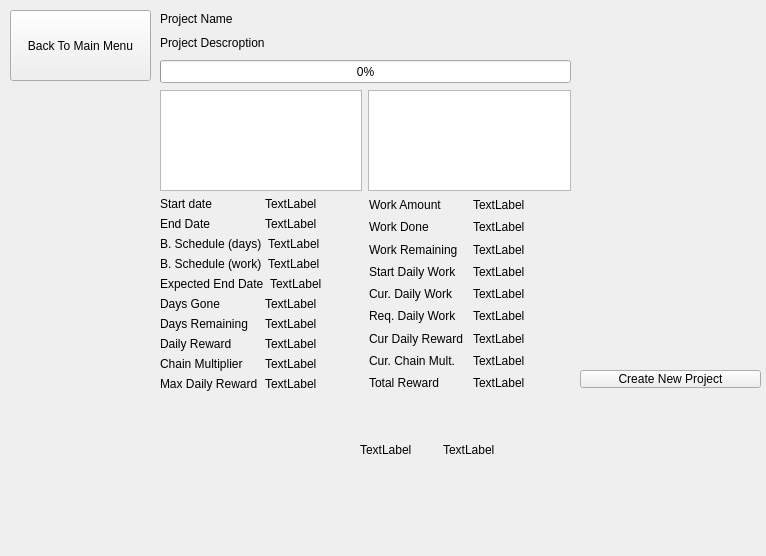
Above: Projects/projectswindow.ui from polub333/ProjectsManager before the change. Below: the same form after it.
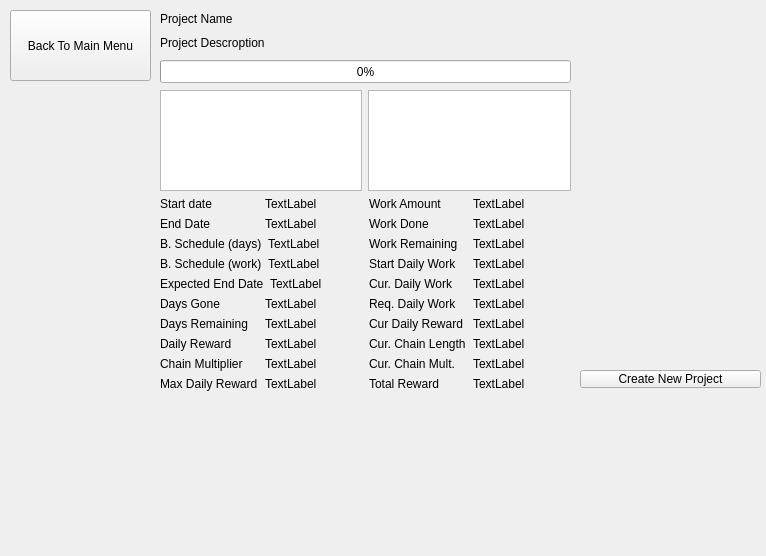
That is the form after the change.

Commit message: Implemented showWorkInfo and showRewardInfo. Added labels for current chain length

The edit to the form file:
```diff
--- a/Projects/projectswindow.ui
+++ b/Projects/projectswindow.ui
@@ -347,6 +347,24 @@
           </item>
          </layout>
         </item>
+        <item>
+         <layout class="QHBoxLayout" name="horizontalLayout_12">
+          <item>
+           <widget class="QLabel" name="label_3">
+            <property name="text">
+             <string>Cur. Chain Length</string>
+            </property>
+           </widget>
+          </item>
+          <item>
+           <widget class="QLabel" name="currentChainLengthLabel">
+            <property name="text">
+             <string>TextLabel</string>
+            </property>
+           </widget>
+          </item>
+         </layout>
+        </item>
         <item>
          <layout class="QHBoxLayout" name="horizontalLayout_14">
           <item>
@@ -487,32 +505,6 @@
     <string>Back To Main Menu</string>
    </property>
   </widget>
-  <widget class="QWidget" name="horizontalLayoutWidget_12">
-   <property name="geometry">
-    <rect>
-     <x>360</x>
-     <y>410</y>
-     <width>160</width>
-     <height>80</height>
-    </rect>
-   </property>
-   <layout class="QHBoxLayout" name="horizontalLayout_12">
-    <item>
-     <widget class="QLabel" name="label_3">
-      <property name="text">
-       <string>TextLabel</string>
-      </property>
-     </widget>
-    </item>
-    <item>
-     <widget class="QLabel" name="label_4">
-      <property name="text">
-       <string>TextLabel</string>
-      </property>
-     </widget>
-    </item>
-   </layout>
-  </widget>
  </widget>
  <resources/>
  <connections/>
```
The commit also changes 2 other files.
